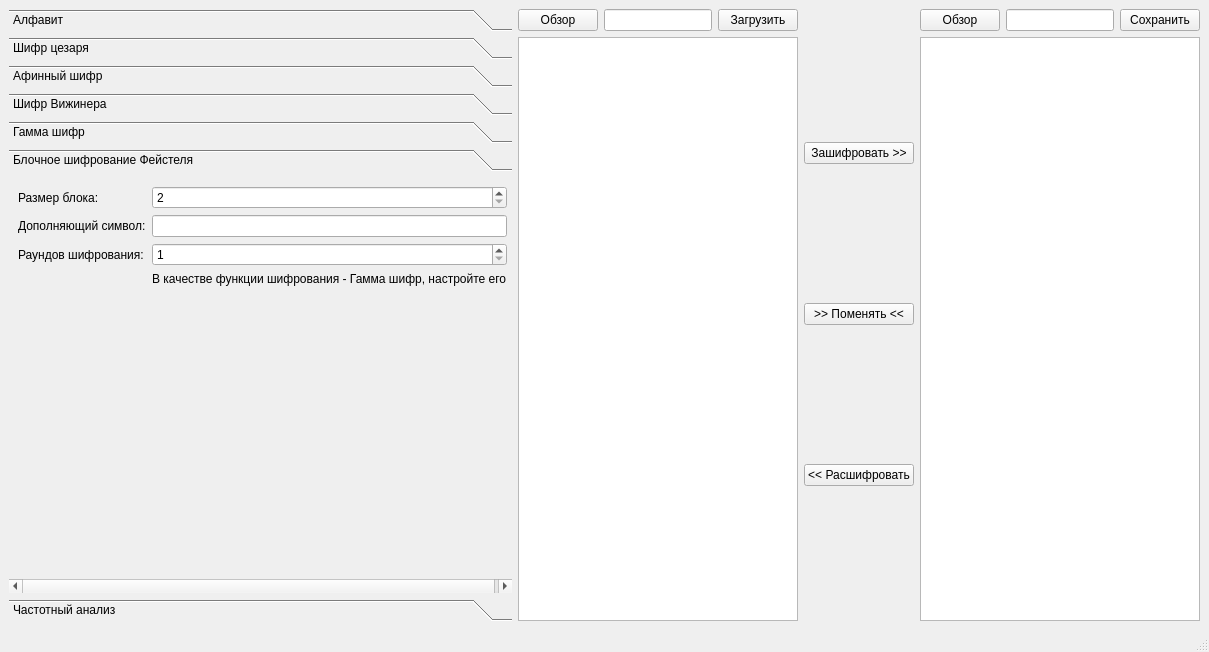
Qt form RGR/design/main.ui (Kaper156/information_security_labs) before a commit.
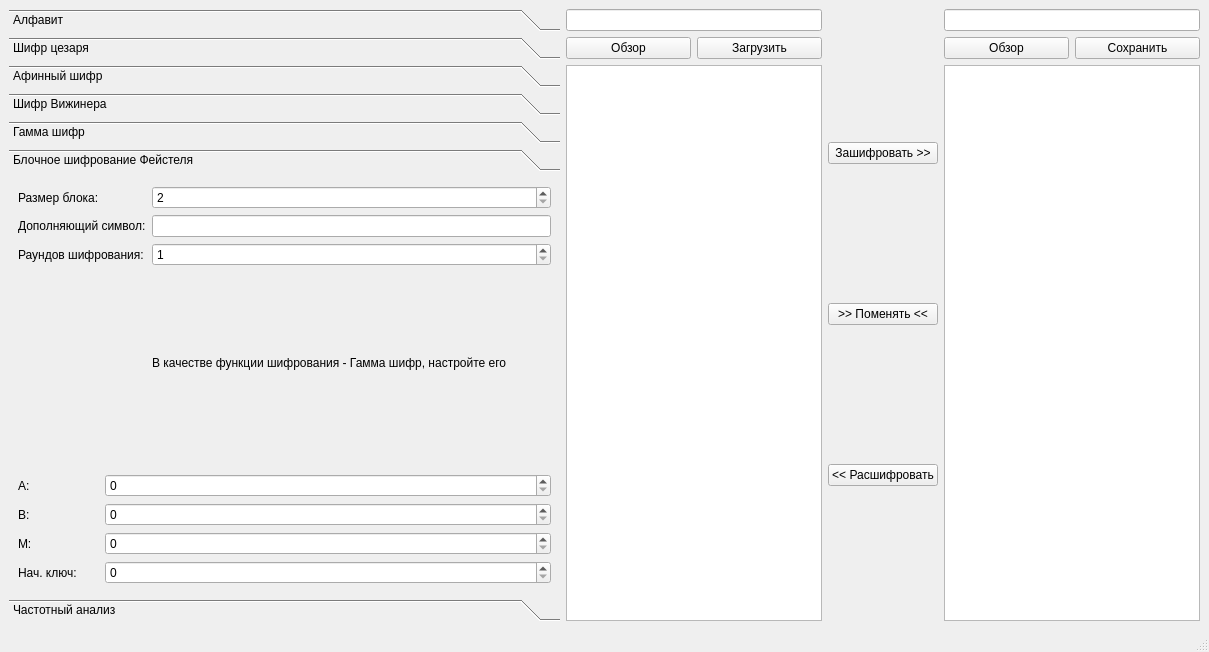
The same form after that commit. The open tabs and pages were chosen to show the change.

What changed in the file:
```diff
--- a/RGR/design/main.ui
+++ b/RGR/design/main.ui
@@ -279,18 +279,26 @@
                                     </layout>
                                 </widget>
                                 <widget class="QWidget" name="pageFeistel">
+                                    <property name="geometry">
+                                        <rect>
+                                            <x>0</x>
+                                            <y>0</y>
+                                            <width>549</width>
+                                            <height>402</height>
+                                        </rect>
+                                    </property>
                                     <attribute name="label">
                                         <string>Блочное шифрование Фейстеля</string>
                                     </attribute>
-                                    <layout class="QFormLayout" name="formLayout_6">
-                                        <item row="3" column="0">
+                                    <layout class="QGridLayout" name="gridLayout_2">
+                                        <item row="0" column="0">
                                             <widget class="QLabel" name="label_16">
                                                 <property name="text">
                                                     <string>Размер блока:</string>
                                                 </property>
                                             </widget>
                                         </item>
-                                        <item row="3" column="1">
+                                        <item row="0" column="2">
                                             <widget class="QSpinBox" name="sbFeistelBlockSize">
                                                 <property name="minimum">
                                                     <number>2</number>
@@ -303,28 +311,28 @@
                                                 </property>
                                             </widget>
                                         </item>
-                                        <item row="4" column="1">
-                                            <widget class="QLineEdit" name="leFeistelEmptyChar">
-                                                <property name="maxLength">
-                                                    <number>1</number>
-                                                </property>
-                                            </widget>
-                                        </item>
-                                        <item row="4" column="0">
+                                        <item row="1" column="0" colspan="2">
                                             <widget class="QLabel" name="label_17">
                                                 <property name="text">
                                                     <string>Дополняющий символ:</string>
                                                 </property>
                                             </widget>
                                         </item>
-                                        <item row="5" column="0">
+                                        <item row="1" column="2">
+                                            <widget class="QLineEdit" name="leFeistelEmptyChar">
+                                                <property name="maxLength">
+                                                    <number>1</number>
+                                                </property>
+                                            </widget>
+                                        </item>
+                                        <item row="2" column="0" colspan="2">
                                             <widget class="QLabel" name="label_18">
                                                 <property name="text">
                                                     <string>Раундов шифрования:</string>
                                                 </property>
                                             </widget>
                                         </item>
-                                        <item row="5" column="1">
+                                        <item row="2" column="2">
                                             <widget class="QSpinBox" name="sbFeistelRounds">
                                                 <property name="minimum">
                                                     <number>1</number>
@@ -337,7 +345,7 @@
                                                 </property>
                                             </widget>
                                         </item>
-                                        <item row="6" column="1">
+                                        <item row="3" column="2">
                                             <widget class="QLabel" name="label_19">
                                                 <property name="text">
                                                     <string>В качестве функции шифрования - Гамма шифр, настройте его
@@ -345,6 +353,62 @@
                                                 </property>
                                             </widget>
                                         </item>
+                                        <item row="4" column="0">
+                                            <widget class="QLabel" name="label_20">
+                                                <property name="text">
+                                                    <string>A:</string>
+                                                </property>
+                                            </widget>
+                                        </item>
+                                        <item row="4" column="1" colspan="2">
+                                            <widget class="QSpinBox" name="sbFeistelA">
+                                                <property name="maximum">
+                                                    <number>99999</number>
+                                                </property>
+                                            </widget>
+                                        </item>
+                                        <item row="5" column="0">
+                                            <widget class="QLabel" name="label_22">
+                                                <property name="text">
+                                                    <string>B:</string>
+                                                </property>
+                                            </widget>
+                                        </item>
+                                        <item row="5" column="1" colspan="2">
+                                            <widget class="QSpinBox" name="sbFeistelB">
+                                                <property name="maximum">
+                                                    <number>99999</number>
+                                                </property>
+                                            </widget>
+                                        </item>
+                                        <item row="6" column="0">
+                                            <widget class="QLabel" name="label_23">
+                                                <property name="text">
+                                                    <string>M:</string>
+                                                </property>
+                                            </widget>
+                                        </item>
+                                        <item row="6" column="1" colspan="2">
+                                            <widget class="QSpinBox" name="sbFeistelM">
+                                                <property name="maximum">
+                                                    <number>99999</number>
+                                                </property>
+                                            </widget>
+                                        </item>
+                                        <item row="7" column="0">
+                                            <widget class="QLabel" name="label_21">
+                                                <property name="text">
+                                                    <string>Нач. ключ:</string>
+                                                </property>
+                                            </widget>
+                                        </item>
+                                        <item row="7" column="1" colspan="2">
+                                            <widget class="QSpinBox" name="sbFeistelInitKey">
+                                                <property name="maximum">
+                                                    <number>99999</number>
+                                                </property>
+                                            </widget>
+                                        </item>
                                     </layout>
                                 </widget>
                                 <widget class="QWidget" name="pageFrequency">
@@ -360,6 +424,9 @@
                     <layout class="QHBoxLayout" name="horizontalLayout_3">
                         <item>
                             <layout class="QVBoxLayout" name="verticalLayout_2">
+                                <item>
+                                    <widget class="QLineEdit" name="leSourcePath"/>
+                                </item>
                                 <item>
                                     <layout class="QHBoxLayout" name="horizontalLayout">
                                         <item>
@@ -369,9 +436,6 @@
                                                 </property>
                                             </widget>
                                         </item>
-                                        <item>
-                                            <widget class="QLineEdit" name="leSourcePath"/>
-                                        </item>
                                         <item>
                                             <widget class="QPushButton" name="btnLoadSource">
                                                 <property name="text">
@@ -413,6 +477,9 @@
                         </item>
                         <item>
                             <layout class="QVBoxLayout" name="verticalLayout_3">
+                                <item>
+                                    <widget class="QLineEdit" name="leOutPath"/>
+                                </item>
                                 <item>
                                     <layout class="QHBoxLayout" name="horizontalLayout_4">
                                         <item>
@@ -422,9 +489,6 @@
                                                 </property>
                                             </widget>
                                         </item>
-                                        <item>
-                                            <widget class="QLineEdit" name="leOutPath"/>
-                                        </item>
                                         <item>
                                             <widget class="QPushButton" name="btnSaveSource">
                                                 <property name="text">
```
Left out of the diff: 66 changed lines with no effect on the pictures.
